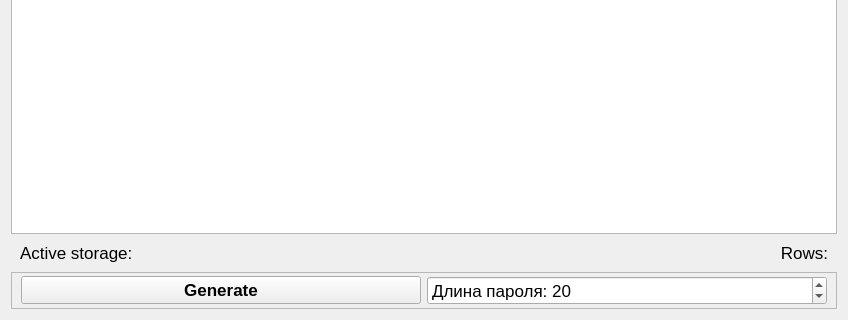
Old version of the form AppCore/widget.ui in the repository nawww83/AllPass; both pictures show x 0 to 848 and y 145 to 465 of the 848 by 465 pixel window.
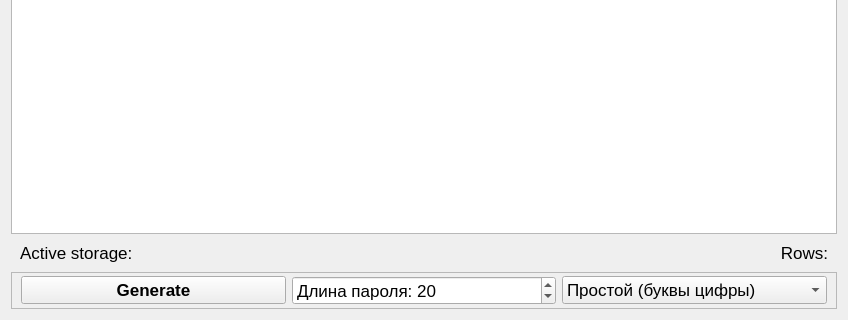
New version of the form.

Commit message: Add password level choice; switch to version 1.09

Diff of the .ui file:
```diff
--- a/AppCore/widget.ui
+++ b/AppCore/widget.ui
@@ -157,6 +157,31 @@
           </property>
          </widget>
         </item>
+        <item>
+         <widget class="QComboBox" name="cmbbx_password_level">
+          <property name="font">
+           <font>
+            <pointsize>13</pointsize>
+           </font>
+          </property>
+          <property name="toolTip">
+           <string>Уровень пароля</string>
+          </property>
+          <property name="maxVisibleItems">
+           <number>2</number>
+          </property>
+          <item>
+           <property name="text">
+            <string>Простой (буквы цифры)</string>
+           </property>
+          </item>
+          <item>
+           <property name="text">
+            <string>Сложный (+доп. символы)</string>
+           </property>
+          </item>
+         </widget>
+        </item>
        </layout>
       </widget>
      </item>
```
The commit also changes 5 other files.
